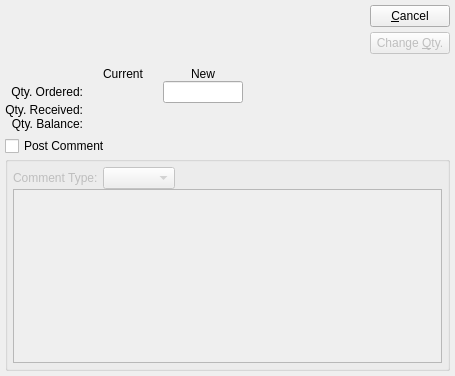
Before: the Qt Designer form xtuple/trunk/guiclient/changeWoQty.ui in WooodHead/xtuple, drawn with Qt 5.
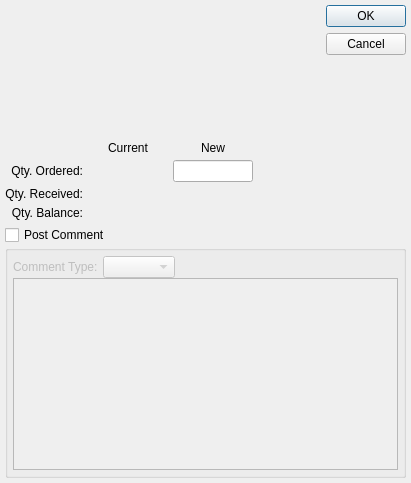
After: the same form once the commit is applied. Custom widgets are drawn as their Qt base class.

Commit message: Use button boxes for style guidelines.

Diff of the .ui file:
```diff
--- a/xtuple/trunk/guiclient/changeWoQty.ui
+++ b/xtuple/trunk/guiclient/changeWoQty.ui
@@ -8,42 +8,27 @@
 is available at www.xtuple.com/CPAL.  By using this software, you agree
 to be bound by its terms.</comment>
  <class>changeWoQty</class>
- <widget class="QDialog" name="changeWoQty" >
-  <property name="geometry" >
+ <widget class="QDialog" name="changeWoQty">
+  <property name="geometry">
    <rect>
     <x>0</x>
     <y>0</y>
-    <width>455</width>
-    <height>376</height>
+    <width>411</width>
+    <height>483</height>
    </rect>
   </property>
   <property name="windowTitle" >
    <string>Change W/O Quantity Ordered</string>
   </property>
-  <layout class="QVBoxLayout" >
-   <property name="spacing" >
-    <number>5</number>
-   </property>
-   <property name="leftMargin" >
-    <number>5</number>
-   </property>
-   <property name="topMargin" >
-    <number>5</number>
-   </property>
-   <property name="rightMargin" >
-    <number>5</number>
-   </property>
-   <property name="bottomMargin" >
-    <number>5</number>
-   </property>
-   <item>
-    <layout class="QVBoxLayout" >
-     <property name="spacing" >
+  <layout class="QGridLayout" name="gridLayout">
+   <item row="0" column="0">
+    <layout class="QVBoxLayout">
+     <property name="spacing">
       <number>5</number>
      </property>
      <item>
-      <layout class="QHBoxLayout" >
-       <property name="spacing" >
+      <layout class="QHBoxLayout">
+       <property name="spacing">
         <number>2</number>
        </property>
        <item>
@@ -66,66 +51,27 @@
         </spacer>
        </item>
        <item>
-        <layout class="QVBoxLayout" >
-         <property name="spacing" >
-          <number>5</number>
+        <widget class="QDialogButtonBox" name="_buttonBox">
+         <property name="orientation">
+          <enum>Qt::Vertical</enum>
          </property>
-         <item>
-          <widget class="QPushButton" name="_close" >
-           <property name="text" >
-            <string>&amp;Cancel</string>
-           </property>
-          </widget>
-         </item>
-         <item>
-          <widget class="QPushButton" name="_change" >
-           <property name="enabled" >
-            <bool>false</bool>
-           </property>
-           <property name="text" >
-            <string>Change &amp;Qty.</string>
-           </property>
-           <property name="default" >
-            <bool>true</bool>
-           </property>
-          </widget>
-         </item>
-         <item>
-          <spacer>
-           <property name="orientation" >
-            <enum>Qt::Vertical</enum>
-           </property>
-           <property name="sizeType" >
-            <enum>QSizePolicy::Preferred</enum>
-           </property>
-           <property name="sizeHint" >
-            <size>
-             <width>20</width>
-             <height>20</height>
-            </size>
-           </property>
-          </spacer>
-         </item>
-        </layout>
+         <property name="standardButtons">
+          <set>QDialogButtonBox::Cancel|QDialogButtonBox::Ok</set>
+         </property>
+        </widget>
        </item>
       </layout>
      </item>
      <item>
-      <layout class="QHBoxLayout" >
-       <property name="spacing" >
+      <layout class="QHBoxLayout">
+       <property name="spacing">
         <number>0</number>
        </property>
        <item>
-        <layout class="QGridLayout" >
-         <property name="horizontalSpacing" >
-          <number>0</number>
-         </property>
-         <property name="verticalSpacing" >
-          <number>0</number>
-         </property>
-         <item row="1" column="0" >
-          <widget class="QLabel" name="_qtyOrderedLit" >
-           <property name="text" >
+        <layout class="QGridLayout">
+         <item row="1" column="0">
+          <widget class="QLabel" name="_qtyOrderedLit">
+           <property name="text">
             <string>Qty. Ordered:</string>
            </property>
            <property name="alignment" >
@@ -133,9 +79,9 @@
            </property>
           </widget>
          </item>
-         <item row="0" column="2" >
-          <widget class="QLabel" name="_newLit" >
-           <property name="text" >
+         <item row="0" column="2">
+          <widget class="QLabel" name="_newLit">
+           <property name="text">
             <string>New</string>
            </property>
            <property name="alignment" >
@@ -143,9 +89,9 @@
            </property>
           </widget>
          </item>
-         <item row="1" column="2" >
-          <widget class="XLineEdit" name="_newQtyOrdered" >
-           <property name="maximumSize" >
+         <item row="1" column="2">
+          <widget class="XLineEdit" name="_newQtyOrdered">
+           <property name="maximumSize">
             <size>
              <width>80</width>
              <height>32767</height>
@@ -156,9 +102,9 @@
            </property>
           </widget>
          </item>
-         <item row="2" column="0" >
-          <widget class="QLabel" name="_qtyReceivedLit" >
-           <property name="text" >
+         <item row="2" column="0">
+          <widget class="QLabel" name="_qtyReceivedLit">
+           <property name="text">
             <string>Qty. Received:</string>
            </property>
            <property name="alignment" >
@@ -166,9 +112,9 @@
            </property>
           </widget>
          </item>
-         <item row="3" column="2" >
-          <widget class="XLabel" name="_newQtyBalance" >
-           <property name="minimumSize" >
+         <item row="3" column="2">
+          <widget class="XLabel" name="_newQtyBalance">
+           <property name="minimumSize">
             <size>
              <width>80</width>
              <height>0</height>
@@ -179,9 +125,9 @@
            </property>
           </widget>
          </item>
-         <item row="2" column="2" >
-          <widget class="XLabel" name="_newQtyReceived" >
-           <property name="minimumSize" >
+         <item row="2" column="2">
+          <widget class="XLabel" name="_newQtyReceived">
+           <property name="minimumSize">
             <size>
              <width>80</width>
              <height>0</height>
@@ -192,26 +138,10 @@
            </property>
           </widget>
          </item>
-         <item row="0" column="0" >
-          <spacer>
-           <property name="orientation" >
-            <enum>Qt::Vertical</enum>
-           </property>
-           <property name="sizeType" >
-            <enum>QSizePolicy::Preferred</enum>
-           </property>
-           <property name="sizeHint" >
+         <item row="1" column="1">
+          <widget class="XLabel" name="_currentQtyOrdered">
+           <property name="minimumSize">
             <size>
-             <width>20</width>
-             <height>20</height>
-            </size>
-           </property>
-          </spacer>
-         </item>
-         <item row="1" column="1" >
-          <widget class="XLabel" name="_currentQtyOrdered" >
-           <property name="minimumSize" >
-            <size>
              <width>80</width>
              <height>0</height>
             </size>
@@ -221,9 +151,9 @@
            </property>
           </widget>
          </item>
-         <item row="0" column="1" >
-          <widget class="QLabel" name="_currentLit" >
-           <property name="text" >
+         <item row="0" column="1">
+          <widget class="QLabel" name="_currentLit">
+           <property name="text">
             <string>Current</string>
            </property>
            <property name="alignment" >
@@ -231,9 +161,9 @@
            </property>
           </widget>
          </item>
-         <item row="3" column="0" >
-          <widget class="QLabel" name="_qtyBalanceLit" >
-           <property name="text" >
+         <item row="3" column="0">
+          <widget class="QLabel" name="_qtyBalanceLit">
+           <property name="text">
             <string>Qty. Balance:</string>
            </property>
            <property name="alignment" >
@@ -241,9 +171,9 @@
            </property>
           </widget>
          </item>
-         <item row="3" column="1" >
-          <widget class="XLabel" name="_currentQtyBalance" >
-           <property name="minimumSize" >
+         <item row="3" column="1">
+          <widget class="XLabel" name="_currentQtyBalance">
+           <property name="minimumSize">
             <size>
              <width>80</width>
              <height>0</height>
@@ -254,9 +184,9 @@
            </property>
           </widget>
          </item>
-         <item row="2" column="1" >
-          <widget class="XLabel" name="_currentQtyReceived" >
-           <property name="minimumSize" >
+         <item row="2" column="1">
+          <widget class="XLabel" name="_currentQtyReceived">
+           <property name="minimumSize">
             <size>
              <width>80</width>
              <height>0</height>
@@ -271,13 +201,13 @@
        </item>
        <item>
         <spacer>
-         <property name="orientation" >
+         <property name="orientation">
           <enum>Qt::Horizontal</enum>
          </property>
-         <property name="sizeType" >
+         <property name="sizeType">
           <enum>QSizePolicy::Expanding</enum>
          </property>
-         <property name="sizeHint" >
+         <property name="sizeHint" stdset="0">
           <size>
            <width>126</width>
            <height>20</height>
@@ -289,32 +219,32 @@
      </item>
     </layout>
    </item>
-   <item>
-    <layout class="QVBoxLayout" >
-     <property name="spacing" >
+   <item row="1" column="0">
+    <layout class="QVBoxLayout">
+     <property name="spacing">
       <number>0</number>
      </property>
      <item>
-      <layout class="QHBoxLayout" >
-       <property name="spacing" >
+      <layout class="QHBoxLayout">
+       <property name="spacing">
         <number>0</number>
        </property>
        <item>
-        <widget class="XCheckBox" name="_postComment" >
-         <property name="text" >
+        <widget class="XCheckBox" name="_postComment">
+         <property name="text">
           <string>Post Comment</string>
          </property>
         </widget>
        </item>
        <item>
         <spacer>
-         <property name="orientation" >
+         <property name="orientation">
           <enum>Qt::Horizontal</enum>
          </property>
-         <property name="sizeType" >
+         <property name="sizeType">
           <enum>QSizePolicy::Expanding</enum>
          </property>
-         <property name="sizeHint" >
+         <property name="sizeHint" stdset="0">
           <size>
            <width>46</width>
            <height>10</height>
@@ -325,8 +255,8 @@
       </layout>
      </item>
      <item>
-      <widget class="QGroupBox" name="_commentGroup" >
-       <property name="enabled" >
+      <widget class="QGroupBox" name="_commentGroup">
+       <property name="enabled">
         <bool>false</bool>
        </property>
        <property name="sizePolicy" >
@@ -338,53 +268,44 @@
        <property name="title" >
         <string/>
        </property>
-       <layout class="QVBoxLayout" >
-        <property name="spacing" >
+       <layout class="QVBoxLayout">
+        <property name="spacing">
          <number>0</number>
         </property>
-        <property name="leftMargin" >
-         <number>5</number>
-        </property>
-        <property name="topMargin" >
-         <number>5</number>
-        </property>
-        <property name="rightMargin" >
-         <number>5</number>
-        </property>
-        <property name="bottomMargin" >
+        <property name="margin">
          <number>5</number>
         </property>
         <item>
-         <layout class="QHBoxLayout" >
-          <property name="spacing" >
+         <layout class="QHBoxLayout">
+          <property name="spacing">
            <number>0</number>
           </property>
           <item>
-           <layout class="QHBoxLayout" >
-            <property name="spacing" >
+           <layout class="QHBoxLayout">
+            <property name="spacing">
              <number>5</number>
             </property>
             <item>
-             <widget class="QLabel" name="_cmnttypeLit" >
-              <property name="text" >
+             <widget class="QLabel" name="_cmnttypeLit">
+              <property name="text">
                <string>Comment Type:</string>
               </property>
              </widget>
             </item>
             <item>
-             <widget class="XComboBox" name="_cmnttype" />
+             <widget class="XComboBox" name="_cmnttype"/>
             </item>
            </layout>
           </item>
           <item>
            <spacer>
-            <property name="orientation" >
+            <property name="orientation">
              <enum>Qt::Horizontal</enum>
             </property>
-            <property name="sizeType" >
+            <property name="sizeType">
              <enum>QSizePolicy::Expanding</enum>
             </property>
-            <property name="sizeHint" >
+            <property name="sizeHint" stdset="0">
              <size>
               <width>51</width>
               <height>10</height>
@@ -395,7 +316,7 @@
          </layout>
         </item>
         <item>
-         <widget class="QTextEdit" name="_comment" />
+         <widget class="QTextEdit" name="_comment"/>
         </item>
        </layout>
       </widget>
@@ -404,7 +325,7 @@
    </item>
   </layout>
  </widget>
- <layoutdefault spacing="5" margin="5" />
+ <layoutdefault spacing="5" margin="5"/>
  <pixmapfunction>qPixmapFromMimeSource</pixmapfunction>
  <customwidgets>
   <customwidget>
```
Left out of the diff: 105 changed lines with no effect on the pictures. The commit also changes 7 other files.
